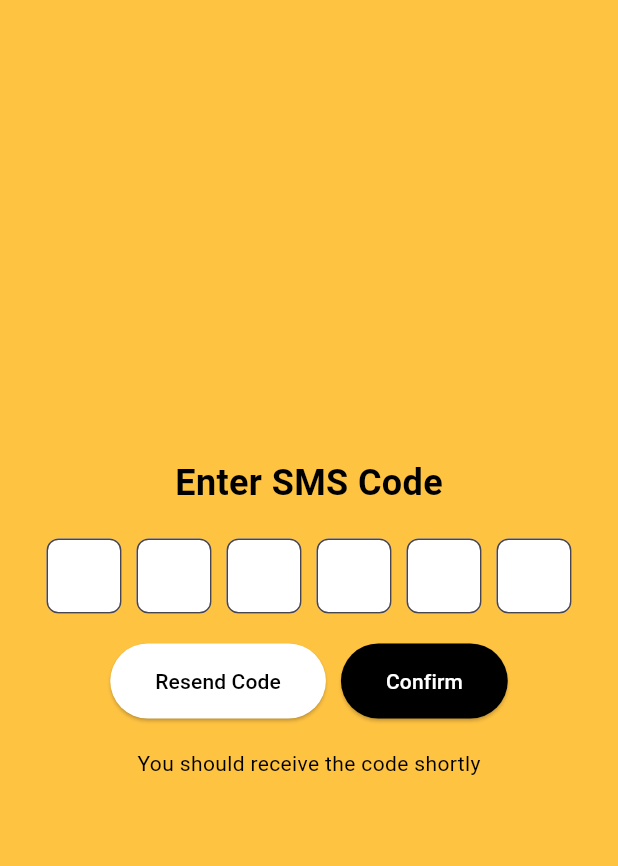
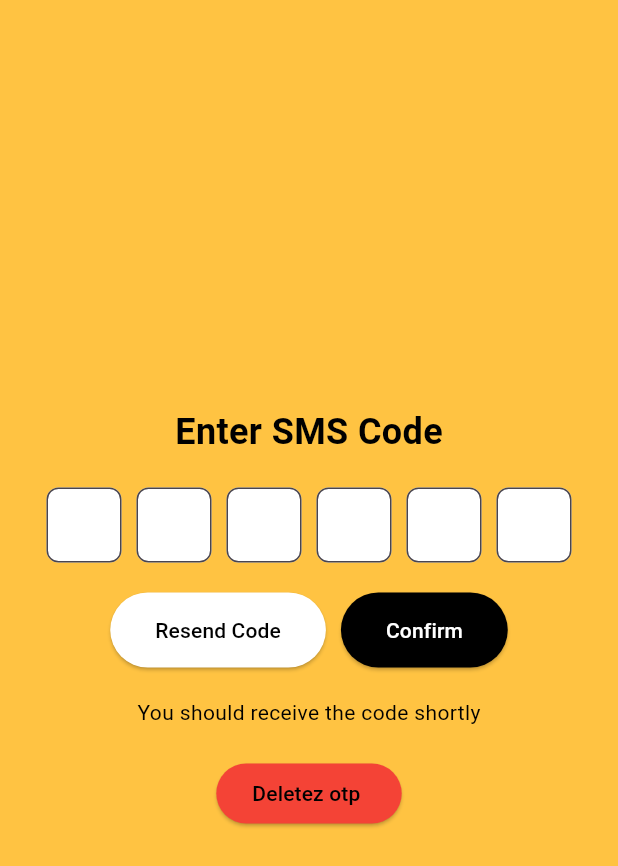
Before and after one commit to RusthyAhd/TapOn-original, a Flutter app: the Verification screen opened directly with empty values, after a tap on "Confirm", on a phone screen of 412 x 824 dp. Shown: the top 866 px of the screen. Run offline on Flutter 3.47's test engine with Material 3 defaults, Android fonts, the phone set to English and light mode, and no system bars; our stand-ins replace flutter_dotenv, flutter_rating_bar, geocoding, geolocator, google_maps_flutter, image_picker and 4 more; accounts and stored records are empty; network calls fail.

```diff
--- a/Frontend/lib/User_Home/EnterNumber.dart
+++ b/Frontend/lib/User_Home/EnterNumber.dart
@@ -1,5 +1,4 @@
 import 'dart:convert';
-
 import 'package:flutter/material.dart';
 import 'package:flutter_dotenv/flutter_dotenv.dart';
 import 'package:tap_on/User_Home/Verification.dart';
--- a/Frontend/lib/User_Home/LaunchPage.dart
+++ b/Frontend/lib/User_Home/LaunchPage.dart
@@ -6,6 +6,7 @@ import 'package:tap_on/User_Home/EnterNumber.dart';
 
 class LaunchPage extends StatelessWidget {
   const LaunchPage({super.key});
+
 
   @override
   Widget build(BuildContext context) {
--- a/Frontend/lib/User_Home/UH_Profile.dart
+++ b/Frontend/lib/User_Home/UH_Profile.dart
@@ -61,7 +61,7 @@ class _UH_ProfileState extends State<UH_Profile> {
       _formKey.currentState!.save();
 
       try {
-        // Prepare the request body
+        //  request body
         final requestBody = {
           'fullName': _nameController.text,
           'phoneNumber': _phoneController.text,
--- a/Frontend/lib/User_Home/Verification.dart
+++ b/Frontend/lib/User_Home/Verification.dart
@@ -29,7 +29,7 @@ class _VerificationState extends State<Verification> {
 
   @override
   void dispose() {
-    // Dispose the controllers and focus nodes
+    //  clean  resources
     for (var controller in _controllers) {
       controller.dispose();
     }
@@ -53,7 +53,7 @@ class _VerificationState extends State<Verification> {
         'otp': otp.toString(),
         'phoneNumber': widget.phoneNumber,
       }); // Send a POST request to the API
-      final data = jsonDecode(response.body); // Decode the response
+      final data = jsonDecode(response.body); // convert  to JSON
       final status = data['status']; // Get the status from the response
       // Check if the status is 200
       if (status == 200) {
@@ -150,7 +150,7 @@ class _VerificationState extends State<Verification> {
                     maxLength: 1,
                     onChanged: (value) {
                       if (value.isNotEmpty && index < 5) {
-                        // Move to the next field if the current one is filled
+                        // Move to the next field
                         FocusScope.of(context)
                             .requestFocus(_focusNodes[index + 1]);
                       } else if (value.isEmpty && index > 0) {
@@ -202,9 +202,30 @@ class _VerificationState extends State<Verification> {
               'You should receive the code shortly',
               style: TextStyle(color: Colors.black),
             ),
+
+            const SizedBox(height: 20),
+            ElevatedButton(
+              onPressed: clearOTP,
+              style: ElevatedButton.styleFrom(
+                backgroundColor: Colors.red,
+                foregroundColor: Colors.black,
+              ),
+              child: const Text('Deletez otp '),
+            ),
           ],
         ),
       ),
     );
   }
+
+  void clearOTP() {
+    // Clear all otp
+    for (var deletecontroller in _controllers) {
+      deletecontroller.clear();
+    }
+
+
+    // move to first box
+    FocusScope.of(context).requestFocus(_focusNodes[0]);
+  }
 }
```
Also changed, not shown: 4 other files.
